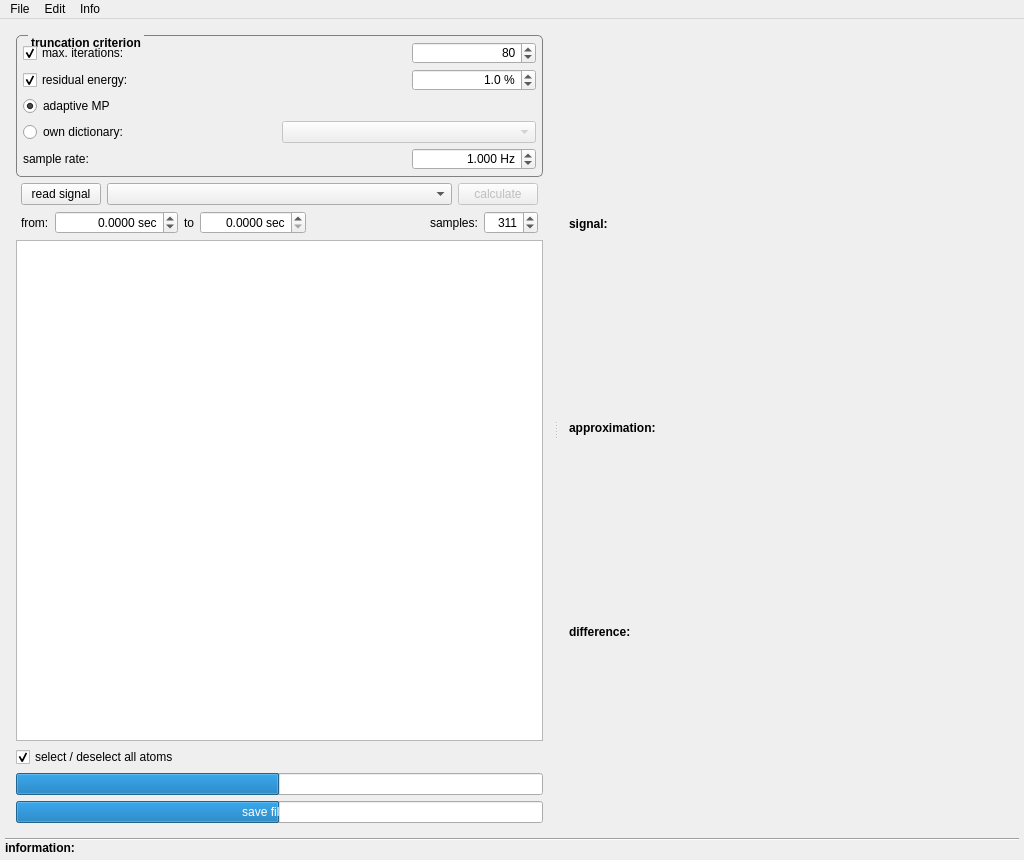
mne-tools/mne-cpp, file applications/mne_matching_pursuit/mainwindow.ui: the form before one commit.
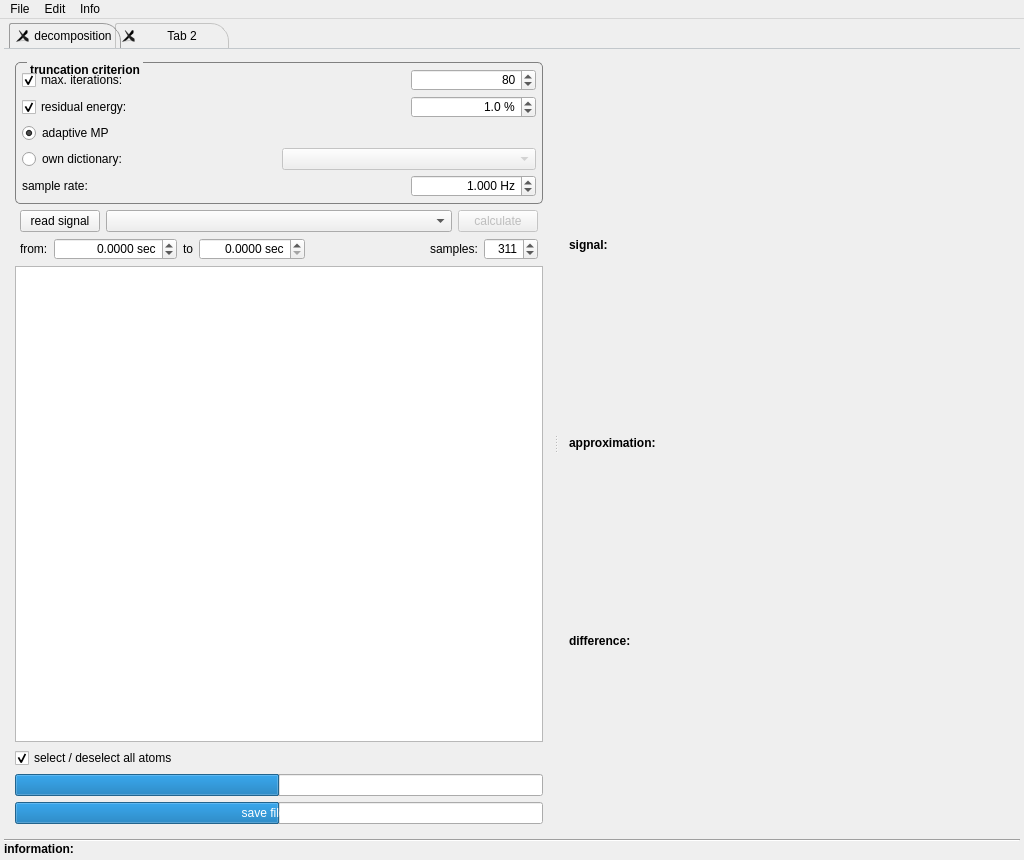
The form after the commit. Icons and pictures are not drawn.

Commit message: new: tab for tf-plotting

Diff of the .ui file:
```diff
--- a/applications/mne_matching_pursuit/mainwindow.ui
+++ b/applications/mne_matching_pursuit/mainwindow.ui
@@ -32,25 +32,140 @@
   <property name="layoutDirection">
    <enum>Qt::LeftToRight</enum>
   </property>
+  <property name="tabShape">
+   <enum>QTabWidget::Rounded</enum>
+  </property>
   <widget class="QWidget" name="centralWidget">
-   <layout class="QVBoxLayout" name="verticalLayout" stretch="1,0,0">
+   <property name="sizePolicy">
+    <sizepolicy hsizetype="Preferred" vsizetype="Preferred">
+     <horstretch>0</horstretch>
+     <verstretch>0</verstretch>
+    </sizepolicy>
+   </property>
+   <layout class="QVBoxLayout" name="verticalLayout" stretch="0">
     <property name="spacing">
      <number>0</number>
     </property>
     <property name="leftMargin">
-     <number>5</number>
+     <number>4</number>
     </property>
     <property name="topMargin">
-     <number>5</number>
+     <number>4</number>
     </property>
     <property name="rightMargin">
-     <number>5</number>
+     <number>4</number>
     </property>
     <property name="bottomMargin">
-     <number>5</number>
+     <number>4</number>
+    </property>
+    <item>
+     <widget class="QTabWidget" name="tw_main">
+      <property name="layoutDirection">
+       <enum>Qt::LeftToRight</enum>
+      </property>
+      <property name="styleSheet">
+       <string notr="true">QTabWidget::pane { /* The tab widget frame */
+    border-top: 0.5px solid #C2C7CB;
+}
+
+QTabWidget::tab-bar {
+    left: 5px; /* move to the right by 5px */
+}
+
+ QTabBar::close-button {    
+     subcontrol-position: left;
+ }
+
+
+/* Style the tab using the tab sub-control. Note that
+    it reads QTabBar _not_ QTabWidget */
+QTabBar::tab {
+ 	background: qlineargradient(x1: 0, y1: 0, x2: 0, y2: 1,
+                                stop: 0 #E1E1E1, stop: 0.4 #DDDDDD,
+                                stop: 0.5 #D8D8D8, stop: 1.0 #D3D3D3);
+  
+    border: 0.5px solid #C4C4C3;
+	border-bottom: 0px solid #C4C4C3;
+    border-bottom-color: #C2C7CB; /* same as the pane color */
+    border-top-left-radius: 2px;
+    border-top-right-radius: 18px;
+	min-width: 100px;
+    padding-left: 4px;
+    padding-right: 8px;    
+	padding-top: 2px;
+    padding-bottom: 2px;
+	alignment: left;
+}
+
+QTabBar::tab:selected, QTabBar::tab:hover {
+    background: qlineargradient(x1: 0, y1: 0, x2: 0, y2: 1,
+                                stop: 0 #fafafa, stop: 0.4 #f4f4f4,
+                                stop: 0.5 #e7e7e7, stop: 1.0 #fafafa);
+}
+
+QTabBar::tab:selected {
+    border-color: #9B9B9B;
+    border-bottom-color: #C2C7CB; /* same as pane color */
+    margin-right: -6px;    
+	margin-left: -6px;   
+}
+
+QTabBar::tab:first:selected {
+    margin-left: 0px;
+	padding-left: 0px /* the first selected tab has nothing to overlap with on the left */
+}
+
+QTabBar::tab:last:selected {
+    margin-right: 0px; /* the last selected tab has nothing to overlap with on the right */
+}
+
+QTabBar::tab:last {
+    margin-right: 0px; /* the last selected tab has nothing to overlap with on the right */
+}
+
+
+QTabBar::tab:only-one {
+    margin: 0px; /* if there is only one tab, we don't want overlapping margins */
+	padding-left: 0px
+}</string>
+      </property>
+      <property name="currentIndex">
+       <number>0</number>
+      </property>
+      <property name="elideMode">
+       <enum>Qt::ElideNone</enum>
+      </property>
+      <property name="tabsClosable">
+       <bool>true</bool>
+      </property>
+      <widget class="QWidget" name="tab">
+       <attribute name="title">
+        <string>decomposition</string>
+       </attribute>
+       <layout class="QVBoxLayout" name="verticalLayout_2">
+        <property name="spacing">
+         <number>0</number>
+        </property>
+        <property name="leftMargin">
+         <number>0</number>
+        </property>
+        <property name="topMargin">
+         <number>2</number>
+        </property>
+        <property name="rightMargin">
+         <number>0</number>
+        </property>
+        <property name="bottomMargin">
+         <number>0</number>
     </property>
     <item>
      <widget class="QSplitter" name="splitter">
+          <property name="sizePolicy">
+           <sizepolicy hsizetype="Expanding" vsizetype="Expanding">
+            <horstretch>0</horstretch>
+            <verstretch>0</verstretch>
+           </sizepolicy>
+          </property>
       <property name="orientation">
        <enum>Qt::Horizontal</enum>
       </property>
@@ -896,6 +1011,18 @@
      </layout>
     </item>
    </layout>
+       <zorder>splitter</zorder>
+       <zorder></zorder>
+       <zorder></zorder>
+      </widget>
+      <widget class="QWidget" name="tab_2">
+       <attribute name="title">
+        <string>Tab 2</string>
+       </attribute>
+      </widget>
+     </widget>
+    </item>
+   </layout>
   </widget>
   <widget class="QMenuBar" name="menuBar">
    <property name="geometry">
```
Left out of the diff: 6 changed lines with no effect on the pictures. Lines whose indentation alone changed are shown as unchanged. The commit also changes 4 other files.
